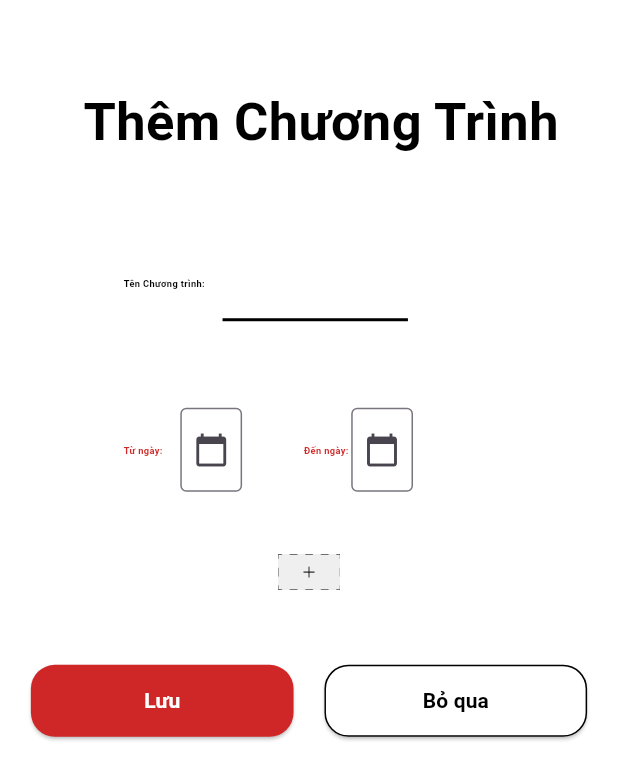
After one commit to thaibinh77/DuAn, a Flutter app: the AddProgramScreen screen opened directly, on a phone screen of 412 x 824 dp. The commit adds this screen. Shown: the top 780 px of the screen. Run offline on Flutter 3.47's test engine with Material 3 defaults, Android fonts, the phone set to English and light mode, and no system bars; our stand-ins replace carousel_slider, smooth_page_indicator.

Commit message:
add&edit_program

```diff
--- a/lib/resources/app_color.dart
+++ b/lib/resources/app_color.dart
@@ -12,6 +12,7 @@ class AppColors {
   static const Color BaseColorAroundBlack = Color(0xFF1C1C1C);
   static const Color BaseColorAroundWhite = Color(0xFFBFBFBF);
   static const Color BaseColorGrey = Colors.grey;
+  static const Color BaseBackgroundColor = Colors.white;
 
   ///sub
   static const Color SubColorDate = Color(0xFF3B3B3B);
--- /dev/null
+++ b/lib/resources/dimens.dart
@@ -0,0 +1,67 @@
+// ignore_for_file: constant_identifier_names
+
+import 'package:flutter/material.dart';
+
+class Dimens {
+  //font size
+  static const double FontSizeAppBar = 35;
+  static const double IconSizeAppBar = 30;
+  static const double fontSizeTextButton = 20;
+  static const double fontSizeIcon = 25;
+
+  static const double FontSizeBottomSheetTitle = 30;
+  static const double FontSizeBottomSheetSubTitle = 14;
+
+  static const double FontSizeCustomItemRadio = 20;
+
+  // App bar
+  static const double MarginTopAppbar = 40;
+
+  ///radius
+  static const double RadiusButton = 30;
+  static const double RadiusBottomSheet = 21;
+
+  //padding
+  static const double PaddingAppBar = 0;
+  static const double PaddingButton = 5;
+  static const double MarginButton = 5;
+  static const double PaddingRadio = 3;
+
+  //TextField
+  static const double FontSizeTextField = 23;
+
+  //radio
+  static const double WidthHeightRadioAround = 30;
+  static const double WidthHeightRadioChild = 20;
+
+  //profile
+  static const double PaddingBackgroundProfile = 20;
+  static const double SizedBoxHeightProfile = 20;
+  static const double SizedBoxWidthProfile = 10;
+  static const double SizeIconProfile = 24;
+  static const double SizeIconArrow = 15;
+  static const double thickness = 0.3;
+  static const double fontsizetext = 18;
+  static const double SizeBoxHeightInfor = 64;
+
+  // My ticket
+  static const double WidthItemTicket = 120;
+  static const double MarginTicketItem = 10;
+  static const double circular = 10;
+  static const double paddingAll = 20;
+  static const double Sizedbox = 10;
+  static const double fontsize = 16;
+  //coming soon
+  static const double borderradius_comingsooon = 8.0;
+  static const double padding_comingSoon = 8.0;
+  static const double SizedBox_comingsoon = 5;
+  static const double SizedBox_comingsoon_10 = 10;
+  static const double fontsize_comingsoon_16 = 16;
+  static const double fontsize_comingsoon_18 = 18;
+  static const double fontsize_comingsoon_12 = 12;
+  static const double vertical_comingsoon = 5;
+  static const double horizontal_comingsoon_40 = 40;
+  static const double vertical_comingsoon_20 = 20;
+
+//
+}
--- /dev/null
+++ b/lib/screens/add_program_screen.dart
@@ -0,0 +1,184 @@
+import 'package:flutter/cupertino.dart';
+import 'package:flutter/material.dart';
+import 'package:flutter/widgets.dart';
+
+import '../resources/app_color.dart';
+import '../widgets/custom_appbar.dart';
+import '../widgets/custom_button.dart';
+
+class AddProgramScreen extends StatelessWidget {
+  const AddProgramScreen({Key? key}) : super(key: key);
+
+  @override
+  Widget build(BuildContext context) {
+    return Scaffold(body: BodyWidget());
+  }
+}
+
+class BodyWidget extends StatelessWidget {
+  const BodyWidget({Key? key}) : super(key: key);
+
+  @override
+  Widget build(BuildContext context) {
+    var screenSize = MediaQuery.of(context).size;
+
+    return Container(
+      padding: EdgeInsets.symmetric(
+        horizontal: screenSize.width * 0.05,
+        vertical: screenSize.height * 0.02,
+      ),
+      color: Colors.white,
+      child: SingleChildScrollView(
+        child: Column(
+          crossAxisAlignment: CrossAxisAlignment.center,
+          children: [
+            CustomAppBar(
+              title: "Thêm Chương Trình",
+              showBackButton: false,
+            ),
+            SizedBox(height: screenSize.height * 0.07),
+            // Đường line và nhập thông tin chương trình
+            Row(
+              mainAxisAlignment: MainAxisAlignment.start,
+              children: [
+                SizedBox(width: screenSize.width * 0.15),
+                Text(
+                  'Tên Chương trình: ',
+                  style: TextStyle(
+                    fontSize: screenSize.width * 0.015,
+                    fontWeight: FontWeight.bold,
+                    color: AppColors.BaseColorBlack,
+                  ),
+                ),
+                SizedBox(width: 10),
+                Container(
+                  width: screenSize.width * 0.3, // Độ rộng của text field
+                  decoration: BoxDecoration(
+                    border: Border(
+                      bottom: BorderSide(
+                        color: AppColors.BaseColorBlack,
+                        width: 2.0,
+                      ),
+                    ),
+                  ),
+                  child: TextField(
+                    decoration: InputDecoration(
+                      hintText: '',
+                      border: InputBorder.none,
+                      contentPadding: EdgeInsets.zero,
+                    ),
+                    style: TextStyle(fontSize: screenSize.width * 0.015), // Tăng kích thước chữ
+                  ),
+                ),
+              ],
+            ),
+            SizedBox(height: screenSize.height * 0.07),
+            Row(
+              mainAxisAlignment: MainAxisAlignment.start,
+              children: [
+                SizedBox(width: screenSize.width * 0.15),
+                Container(
+                  child: Row(
+                    children: [
+                      Text(
+                        'Từ ngày: ',
+                        style: TextStyle(
+                          fontSize: screenSize.width * 0.015,
+                          fontWeight: FontWeight.bold,
+                          color: AppColors.BaseColorMain,
+                        ),
+                      ),
+                      SizedBox(width: 10),
+                      Container(
+                        width: screenSize.width * 0.1, // Điều chỉnh độ rộng của TextField
+                        child: TextField(
+                          decoration: InputDecoration(
+                            border: OutlineInputBorder(),
+                            hintText: '',
+                            suffixIcon: Icon(Icons.calendar_today),
+                          ),
+                          readOnly: true,
+                          onTap: () async {
+                            DateTime? pickedDate = await showDatePicker(
+                              context: context,
+                              initialDate: DateTime.now(),
+                              firstDate: DateTime(2000),
+                              lastDate: DateTime(2101),
+                            );
+                            if (pickedDate != null) {
+                              // handle picked date
+                            }
+                          },
+                        ),
+                      ),
+                    ],
+                  ),
+                ),
+                SizedBox(width: screenSize.width * 0.1),
+                Container(
+                  child: Row(
+                    children: [
+                      Text(
+                        'Đến ngày: ',
+                        style: TextStyle(
+                          fontSize: screenSize.width * 0.015,
+                          fontWeight: FontWeight.bold,
+                          color: AppColors.BaseColorMain,
+                        ),
+                      ),
+                      Container(
+                        width: screenSize.width * 0.1, // Điều chỉnh độ rộng của TextField
+                        child: TextField(
+                          decoration: InputDecoration(
+                            border: OutlineInputBorder(),
+                            hintText: '',
+                            suffixIcon: Icon(Icons.calendar_today),
+                          ),
+                          readOnly: true,
+                          onTap: () async {
+                            DateTime? pickedDate = await showDatePicker(
+                              context: context,
+                              initialDate: DateTime.now(),
+                              firstDate: DateTime(2000),
+                              lastDate: DateTime(2101),
+                            );
+                            if (pickedDate != null) {
+                              // handle picked date
+                            }
+                          },
+                        ),
+                      ),
+                    ],
+                  ),
+                ),
+              ],
+            ),
+            SizedBox(height: screenSize.height * 0.04), // Khoảng cách giữa form và hình ảnh
+            InkWell(
+              onTap: () {
+                // Xử lý khi bấm vào hình ảnh
+              },
+              child: Image.asset(
+                'assets/icons/Add.png',
+                width: screenSize.width * 0.1,
+                height: screenSize.width * 0.1,
+              ),
+            ),
+            SizedBox(height: screenSize.height * 0.05),
+            Row(
+              mainAxisAlignment: MainAxisAlignment.center,
+              children: [
+                CustomButton(
+                  text: "Lưu",
+                  moveTo: () => AddProgramScreen(),
+                ),
+                SizedBox(width: screenSize.width * 0.05),
+                CustomButton(text: "Bỏ qua"),
+              ],
+            ),
+          ],
+        ),
+      ),
+    );
+  }
+}
--- /dev/null
+++ b/lib/widgets/custom_appbar.dart
@@ -0,0 +1,69 @@
+import 'package:flutter/material.dart';
+import 'package:duan/resources/app_color.dart';
+import 'package:duan/resources/dimens.dart';
+
+class CustomAppBar extends StatelessWidget {
+  final String? title;
+  final IconData? iconLeftButton;
+  final String? rightButtonImage; // Đường dẫn đến hình ảnh cho nút phải
+  final VoidCallback? onPressedRight;
+  final VoidCallback? onPressedBack;
+  final bool showBackButton;
+
+  const CustomAppBar({
+    Key? key,
+    this.title,
+    this.iconLeftButton,
+    this.rightButtonImage,
+    this.onPressedRight,
+    this.onPressedBack,
+    this.showBackButton = true,
+  }) : super(key: key);
+
+  @override
+  Widget build(BuildContext context) {
+    return Container(
+      margin: const EdgeInsets.only(top: Dimens.MarginTopAppbar),
+      child: Row(
+        children: [
+          if (showBackButton)
+            IconButton(
+              icon: Icon(iconLeftButton ?? Icons.arrow_back),
+              onPressed: onPressedBack ?? () => Navigator.of(context).pop(),
+            ),
+          SizedBox(width: 16), // Khoảng cách giữa nút và tiêu đề
+          Expanded(
+            child: Align(
+              alignment: Alignment.center,
+              child: title != null
+                  ? FittedBox(
+                fit: BoxFit.scaleDown,
+                child: Text(
+                  title!,
+                  style: const TextStyle(
+                    color: AppColors.BaseColorBlack,
+                    fontSize: Dimens.FontSizeAppBar,
+                    fontWeight: FontWeight.bold,
+                  ),
+                ),
+              )
+                  : Container(),
+            ),
+          ),
+          if (rightButtonImage != null) // Kiểm tra nếu có hình ảnh
+            GestureDetector(
+              onTap: onPressedRight,
+              child: Container(
+                padding: EdgeInsets.all(8),
+                child: Image.asset(
+                  rightButtonImage!, // Sử dụng hình ảnh từ đường dẫn
+                  width: Dimens.IconSizeAppBar,
+                  height: Dimens.IconSizeAppBar,
+                ),
+              ),
+            ),
+        ],
+      ),
+    );
+  }
+}
--- a/lib/widgets/item/item_dangnhap.dart
+++ b/lib/widgets/item/item_dangnhap.dart
@@ -18,6 +18,7 @@ class _LoginDialogState extends State<LoginDialog> {
   @override
   Widget build(BuildContext context) {
     return AlertDialog(
+      backgroundColor: Colors.white,
       title: Row(
         mainAxisAlignment: MainAxisAlignment.center,
         mainAxisSize: MainAxisSize.max,
```
Also changed, not shown: lib/main.dart (+2 -5 lines), lib/providers/Program_providers.dart (+33 -1 lines), lib/screens/edit_program_screen.dart (added, +201 -0 lines), lib/screens/program_screens.dart (+99 -25 lines), assets/icons/Add.png (added).
